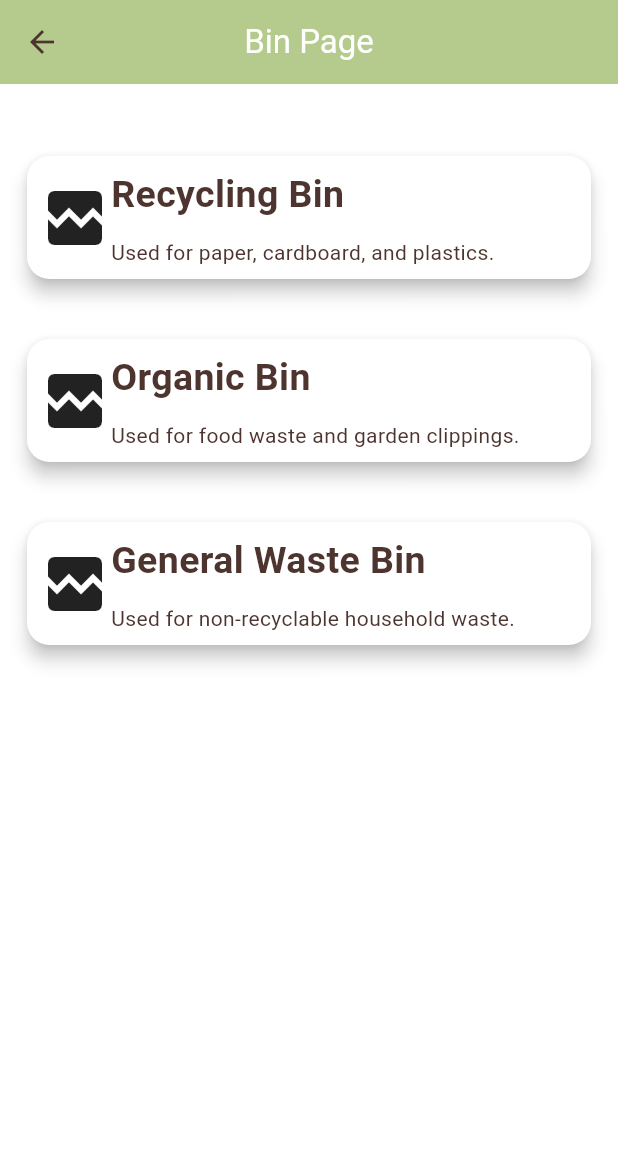
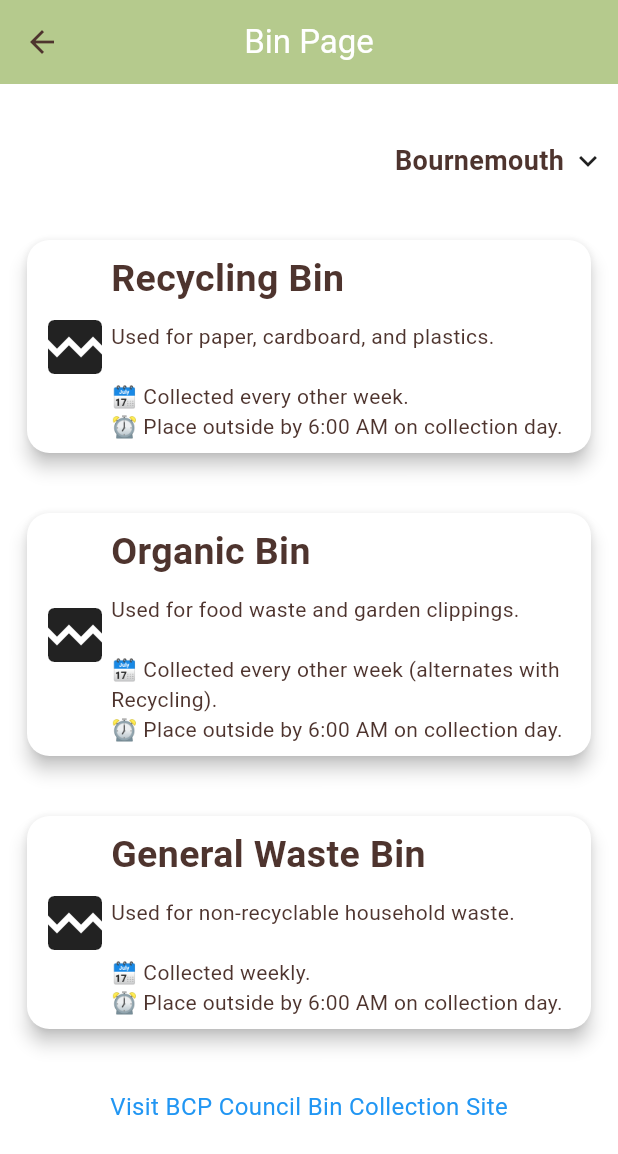
Before and after one commit to Choggsy/recycling_flutter_app, a Flutter app: the BinCollectionPage screen opened directly, on a phone screen of 412 x 824 dp. Shown: the top 1154 px of the screen. Run offline on Flutter 3.47's test engine with Material 3 defaults, Android fonts, the phone set to English and light mode, and no system bars; our stand-ins replace geolocator, google_maps_flutter, webview_flutter; network calls fail.

Commit message:
06.05.25 : bin photos

```diff
--- a/lib/view/homepage/subpages/bin_collection_page.dart
+++ b/lib/view/homepage/subpages/bin_collection_page.dart
@@ -1,4 +1,5 @@
 import 'package:flutter/material.dart';
+import 'package:url_launcher/url_launcher.dart';
 import '../../../component/logo_card.dart';
 import '../../../helper/space_helper.dart';
 
@@ -7,7 +8,6 @@ class BinCollectionPage extends StatelessWidget {
 
   @override
   Widget build(BuildContext context) {
-    var imageUrlPlaceholder = 'https://images.unsplash.com/photo-1587334274328-64186a80aeee?q=80&w=2081&auto=format&fit=crop&ixlib=rb-4.1.0&ixid=M3wxMjA3fDB8MHxwaG90by1wYWdlfHx8fGVufDB8fHx8fA%3D%3D';
     return Scaffold(
       appBar: AppBar(
         title: const Text('Bin Page'),
@@ -20,24 +20,65 @@ class BinCollectionPage extends StatelessWidget {
         padding: const EdgeInsets.all(8.0),
         children: [
           Space.large.box,
+          Row(
+            mainAxisAlignment: MainAxisAlignment.end,
+            children: [
+              Text(
+                'Bournemouth',
+                style: const TextStyle(
+                  fontSize: 18,
+                  fontWeight: FontWeight.w600,
+                ),
+              ),
+              const SizedBox(width: 4),
+              const Icon(Icons.keyboard_arrow_down),
+            ],
+          ),
+          Space.large.box,
           LogoCard(
-            imageUrl: imageUrlPlaceholder,
+            imageUrl: "https://cdn11.bigcommerce.com/s-ltuq993ifh/images/stencil/1280x1280/products/317/860/Green240__96555__54148.1695294398.jpg?c=2",
             title: 'Recycling Bin',
-            description: 'Used for paper, cardboard, and plastics.',
+            description:
+            'Used for paper, cardboard, and plastics.\n\n'
+                '🗓️ Collected every other week.\n'
+                '⏰ Place outside by 6:00 AM on collection day.',
           ),
           Space.medium.box,
           LogoCard(
-            imageUrl: imageUrlPlaceholder,
+            imageUrl: "https://www.nelincs.gov.uk/assets/uploads/2024/02/brown-bin-1.png",
             title: 'Organic Bin',
-            description: 'Used for food waste and garden clippings.',
+            description:
+            'Used for food waste and garden clippings.\n\n'
+                '🗓️ Collected every other week (alternates with Recycling).\n'
+                '⏰ Place outside by 6:00 AM on collection day.',
           ),
           Space.medium.box,
           LogoCard(
-            imageUrl: imageUrlPlaceholder,
+            imageUrl: "https://media.nisbets.com/asset/core/prodimage/large_new/gh868_wheelie-bin-black.jpg",
             title: 'General Waste Bin',
-            description: 'Used for non-recyclable household waste.',
+            description:
+            'Used for non-recyclable household waste.\n\n'
+                '🗓️ Collected weekly.\n'
+                '⏰ Place outside by 6:00 AM on collection day.',
           ),
           Space.large.box,
+          Center(
+            child: GestureDetector(
+              onTap: () {
+                launchUrl(Uri.parse('https://www.bcpcouncil.gov.uk/bins-waste-and-recycling/check-your-bin-day'));
+              },
+              child: const Text(
+                'Visit BCP Council Bin Collection Site',
+                style: TextStyle(
+                  color: Colors.blue,
+                  decoration: TextDecoration.underline,
+                  fontSize: 16,
+                ),
+              ),
+            ),
+          ),
+          Space.large.box,
+
         ],
       ),
     );
```
